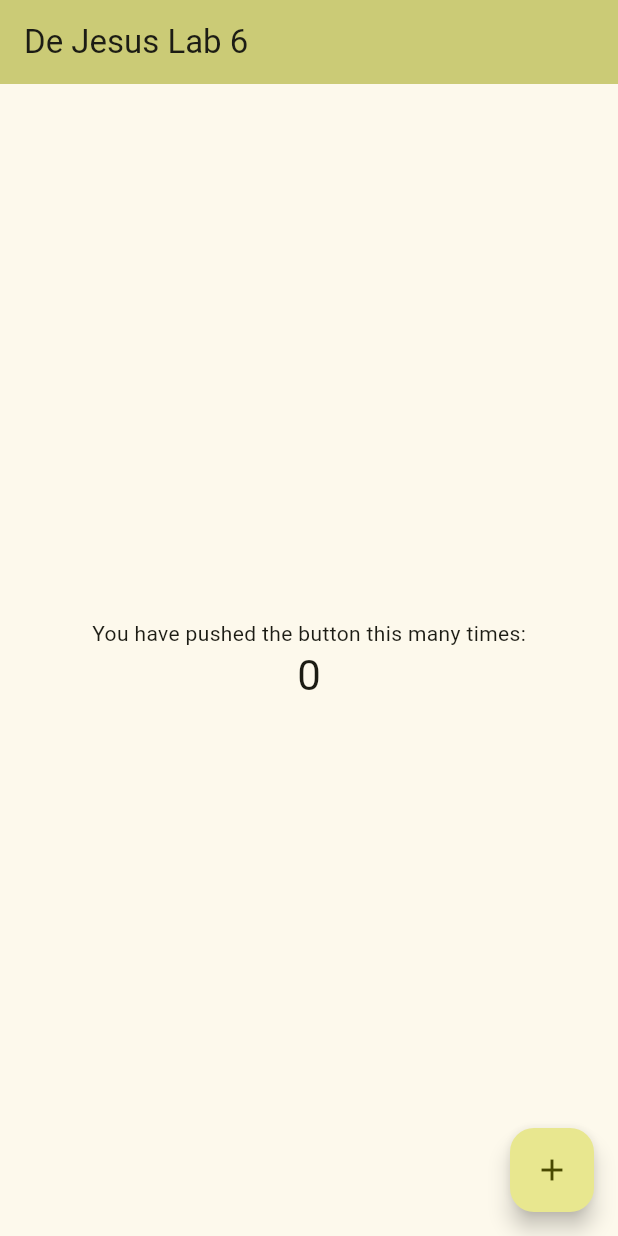
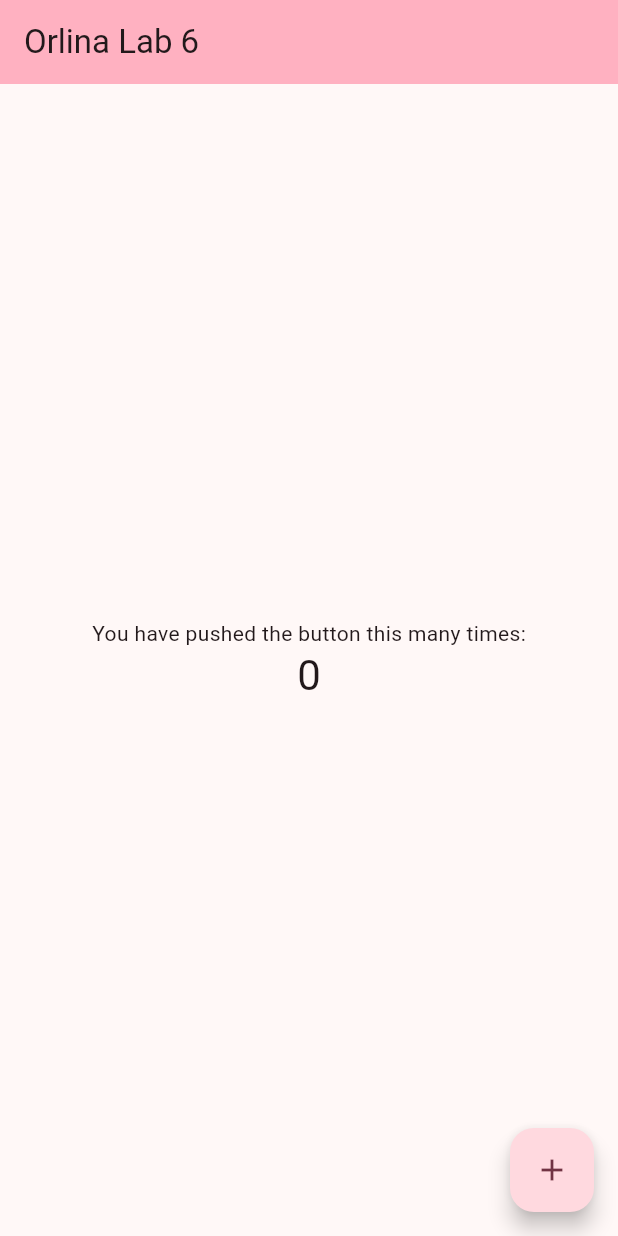
Before and after one commit to roces123/it3120-lab6, a Flutter app: the screen it shows after launch, on a phone screen of 412 x 824 dp. Run offline on Flutter 3.47's test engine with Material 3 defaults, Android fonts, the phone set to English and light mode, and no system bars.

Commit message:
Lab 6: <short summary of your 5 edits>

```diff
--- a/lib/main.dart
+++ b/lib/main.dart
@@ -28,9 +28,9 @@ class MyApp extends StatelessWidget {
         //
         // This works for code too, not just values: Most code changes can be
         // tested with just a hot reload.
-        colorScheme: ColorScheme.fromSeed(seedColor: Colors.yellowAccent),
+        colorScheme: ColorScheme.fromSeed(seedColor: Colors.pinkAccent),
       ),
-      home: const MyHomePage(title: 'De Jesus Lab 6'),
+      home: const MyHomePage(title: 'Orlina Lab 6'),
     );
   }
 }
```
